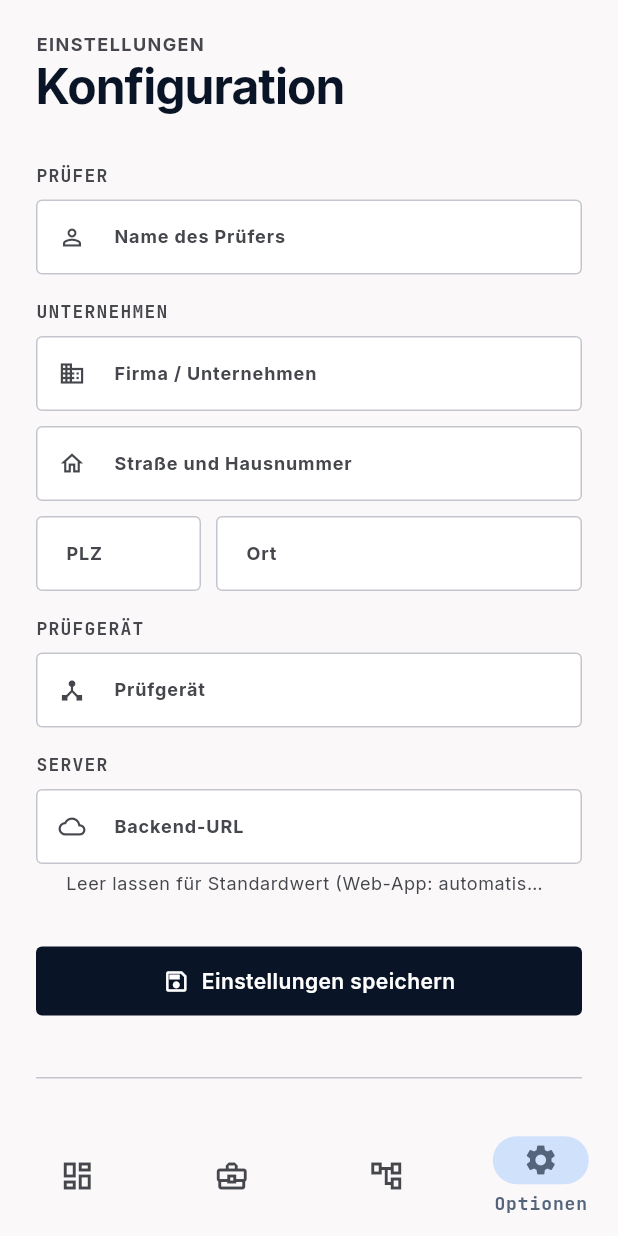
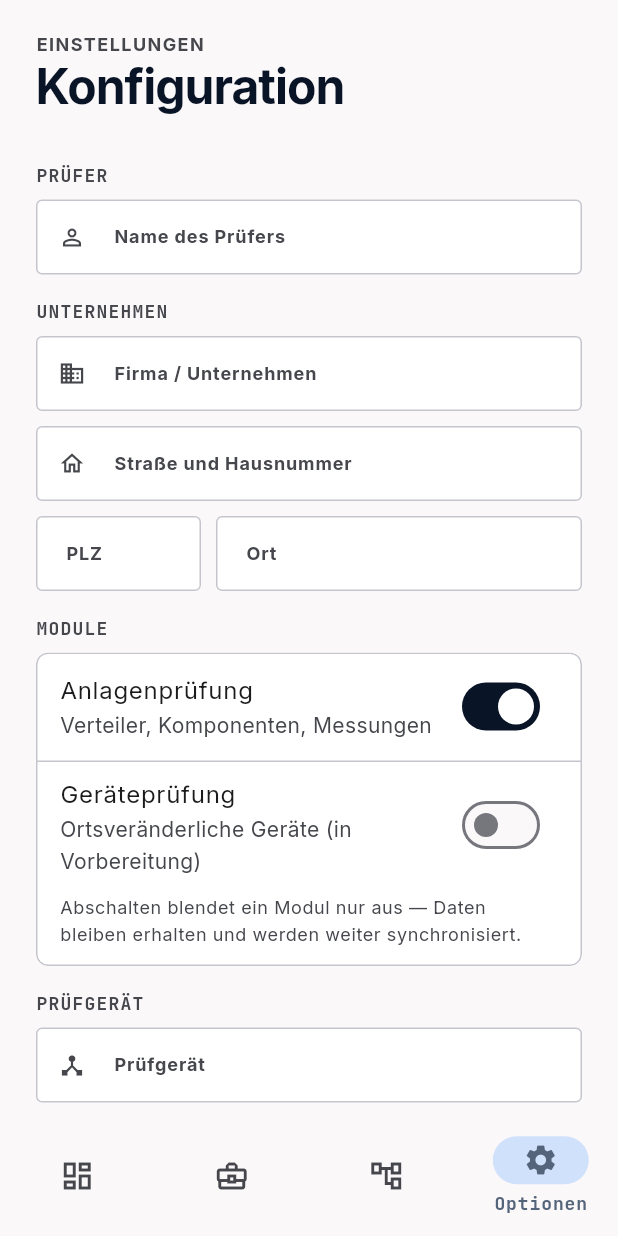
Before and after one commit to KayBeckmann/ElektraLog, a Flutter app: the screen it shows after launch, item 4 of the bottom bar chosen, on a phone screen of 412 x 824 dp. Run offline on Flutter 3.47's test engine with Material 3 defaults, Android fonts, the phone set to English and light mode, and no system bars; our stand-ins replace csv, file_picker, flutter_riverpod, go_router, google_fonts, pdf and 7 more; missing offline and left inert: bcrypt, dart_jsonwebtoken, postgres, shelf_router; generated files the repository leaves out were written again.

Commit message:
feat(app): Firmenmodule in Einstellungen, Standort, Navigation, Dashboard (M1)
ModuleNotifier lädt die Module im Company-Modus vom Server (offline:
zuletzt bekannter Stand), im Solo-Modus lokal; Bestand = nur
Anlagenprüfung. Einstellungen → Module schaltet sofort, im
Company-Modus nur für den Firmenadmin. Standort: zwei Reiter bei beiden
Modulen, direkter Inhalt bei einem, Hinweis bei keinem; Geräte-Reiter
ist ein ehrlicher Platzhalter bis M2. Ohne Anlagenprüfung sind
Struktur-Editor, Prüf-/Termin-/Protokollkarten ausgeblendet — Daten und
Sync bleiben unverändert.

Co-Authored-By: Claude Opus 5.5 <noreply@anthropic.com>

```diff
--- a/app/lib/core/api/api_service.dart
+++ b/app/lib/core/api/api_service.dart
@@ -524,4 +524,27 @@ class ApiService {
       throw Exception(msg);
     }
   }
+
+  /// Schaltet die Prüfmodule der eigenen Firma (nur Firmenadmin, siehe
+  /// Server `PUT /api/firma/module`). Liefert den neuen Stand.
+  static Future<Map<String, dynamic>> updateModule({
+    bool? anlagenpruefung,
+    bool? geraetepruefung,
+  }) async {
+    final resp = await _authPut(
+      Uri.parse('$baseUrl/firma/module'),
+      headers: await _headers(auth: true),
+      body: jsonEncode({
+        if (anlagenpruefung != null) 'anlagenpruefung': anlagenpruefung,
+        if (geraetepruefung != null) 'geraetepruefung': geraetepruefung,
+      }),
+      auth: true,
+    );
+    final body = _decodeJsonObject(resp);
+    if (resp.statusCode != 200) {
+      throw ApiException(resp.statusCode,
+          body['error'] as String? ?? 'Module konnten nicht geändert werden');
+    }
+    return body;
+  }
 }
--- /dev/null
+++ b/app/lib/core/providers/module_provider.dart
@@ -0,0 +1,128 @@
+import 'package:flutter_riverpod/flutter_riverpod.dart';
+import 'package:shared_preferences/shared_preferences.dart';
+
+import '../api/api_service.dart';
+import 'app_mode_provider.dart';
+
+/// Prüfmodule einer Firma (Roadmap Geräteprüfung M1). Ein abgeschaltetes
+/// Modul wird nur ausgeblendet — Daten bleiben lokal und auf dem Server
+/// erhalten und synchronisieren weiter.
+class FirmenModule {
+  const FirmenModule({
+    required this.anlagenpruefung,
+    required this.geraetepruefung,
+  });
+
+  /// Stand bestehender Installationen und Firmen: nur Anlagenprüfung
+  /// (Kay, 2026-11-08). Neue Firmen legt der Server mit beiden an.
+  static const bestand =
+      FirmenModule(anlagenpruefung: true, geraetepruefung: false);
+
+  final bool anlagenpruefung;
+  final bool geraetepruefung;
+
+  bool get beide => anlagenpruefung && geraetepruefung;
+  bool get keines => !anlagenpruefung && !geraetepruefung;
+
+  factory FirmenModule.fromJson(Map<String, dynamic> json) => FirmenModule(
+        anlagenpruefung: json['anlagenpruefung'] as bool? ?? true,
+        geraetepruefung: json['geraetepruefung'] as bool? ?? false,
+      );
+
+  @override
+  bool operator ==(Object other) =>
+      other is FirmenModule &&
+      other.anlagenpruefung == anlagenpruefung &&
+      other.geraetepruefung == geraetepruefung;
+
+  @override
+  int get hashCode => Object.hash(anlagenpruefung, geraetepruefung);
+}
+
+/// Server-Zugriff, in Tests ersetzbar.
+abstract class ModuleApi {
+  Future<FirmenModule?> laden();
+  Future<FirmenModule> speichern(FirmenModule module);
+}
+
+class _ServerModuleApi implements ModuleApi {
+  @override
+  Future<FirmenModule?> laden() async {
+    final module = (await ApiService.getFirma())['module'];
+    // Älterer Server ohne Module → lokaler Stand bleibt.
+    return module is Map<String, dynamic> ? FirmenModule.fromJson(module) : null;
+  }
+
+  @override
+  Future<FirmenModule> speichern(FirmenModule module) async =>
+      FirmenModule.fromJson(await ApiService.updateModule(
+        anlagenpruefung: module.anlagenpruefung,
+        geraetepruefung: module.geraetepruefung,
+      ));
+}
+
+final moduleApiProvider = Provider<ModuleApi>((ref) => _ServerModuleApi());
+
+// Getrennte Schlüssel: Solo-Einstellung und zuletzt bekannter Firmenstand
+// (für offline) überschreiben sich nicht gegenseitig.
+const _kSoloAnlagen = 'module.solo.anlagenpruefung';
+const _kSoloGeraete = 'module.solo.geraetepruefung';
+const _kFirmaAnlagen = 'module.firma.anlagenpruefung';
+const _kFirmaGeraete = 'module.firma.geraetepruefung';
+
+class ModuleNotifier extends AsyncNotifier<FirmenModule> {
+  bool get _company => ref.read(appModusProvider).valueOrNull == AppModus.company;
+
+  @override
+  Future<FirmenModule> build() async {
+    final modus = await ref.watch(appModusProvider.future);
+    final prefs = await SharedPreferences.getInstance();
+    if (modus == AppModus.solo) return _lesen(prefs, _kSoloAnlagen, _kSoloGeraete);
+
+    final zwischengespeichert = _lesen(prefs, _kFirmaAnlagen, _kFirmaGeraete);
+    try {
+      final vomServer = await ref.read(moduleApiProvider).laden();
+      if (vomServer == null) return zwischengespeichert;
+      await _schreiben(prefs, _kFirmaAnlagen, _kFirmaGeraete, vomServer);
+      return vomServer;
+    } catch (_) {
+      // Offline: zuletzt bekannter Firmenstand.
+      return zwischengespeichert;
+    }
+  }
+
+  /// Solo: lokal speichern. Firma: auf dem Server (nur Firmenadmin, der
+  /// Server lehnt andere mit [ApiException] 403 ab) und danach lokal.
+  Future<void> setzen(FirmenModule module) async {
+    final prefs = await SharedPreferences.getInstance();
+    if (_company) {
+      final gespeichert = await ref.read(moduleApiProvider).speichern(module);
+      await _schreiben(prefs, _kFirmaAnlagen, _kFirmaGeraete, gespeichert);
+      state = AsyncData(gespeichert);
+    } else {
+      await _schreiben(prefs, _kSoloAnlagen, _kSoloGeraete, module);
+      state = AsyncData(module);
+    }
+  }
+
+  static FirmenModule _lesen(SharedPreferences prefs, String anlagen, String geraete) =>
+      FirmenModule(
+        anlagenpruefung: prefs.getBool(anlagen) ?? FirmenModule.bestand.anlagenpruefung,
+        geraetepruefung: prefs.getBool(geraete) ?? FirmenModule.bestand.geraetepruefung,
+      );
+
+  static Future<void> _schreiben(
+      SharedPreferences prefs, String anlagen, String geraete, FirmenModule m) async {
+    await prefs.setBool(anlagen, m.anlagenpruefung);
+    await prefs.setBool(geraete, m.geraetepruefung);
+  }
+}
+
+final moduleProvider =
+    AsyncNotifierProvider<ModuleNotifier, FirmenModule>(ModuleNotifier.new);
+
+/// Bequemer synchroner Zugriff für die UI: solange noch geladen wird, gilt
+/// der Bestandsstand (Anlagenprüfung sichtbar, nichts verschwindet kurz).
+final aktiveModuleProvider = Provider<FirmenModule>(
+  (ref) => ref.watch(moduleProvider).valueOrNull ?? FirmenModule.bestand,
+);
--- a/app/lib/features/einstellungen/einstellungen_screen.dart
+++ b/app/lib/features/einstellungen/einstellungen_screen.dart
@@ -7,6 +7,7 @@ import '../../core/providers/app_mode_provider.dart';
 import '../../core/providers/einstellungen_provider.dart';
 import '../../core/router.dart';
 import '../../shared/theme/app_colors.dart';
+import 'module_einstellungen.dart';
 
 class EinstellungenScreen extends ConsumerStatefulWidget {
   const EinstellungenScreen({super.key});
@@ -366,6 +367,12 @@ class _EinstellungenScreenState extends ConsumerState<EinstellungenScreen> {
             ),
             const SizedBox(height: 16),
 
+            // ── Module ───────────────────────────────────────────────────
+            const _SectionLabel('MODULE'),
+            const SizedBox(height: 8),
+            const ModuleEinstellungen(),
+            const SizedBox(height: 16),
+
             // ── Prüfgerät ────────────────────────────────────────────────
             _SectionLabel('PRÜFGERÄT'),
             const SizedBox(height: 8),
--- /dev/null
+++ b/app/lib/features/einstellungen/module_einstellungen.dart
@@ -0,0 +1,93 @@
+import 'package:flutter/material.dart';
+import 'package:flutter_riverpod/flutter_riverpod.dart';
+
+import '../../core/providers/app_mode_provider.dart';
+import '../../core/providers/module_provider.dart';
+import '../../shared/theme/app_colors.dart';
+
+/// Schalter für die Prüfmodule (Roadmap Geräteprüfung M1). Wirkt sofort,
+/// nicht erst über „Einstellungen speichern“. Im Company-Modus nur für den
+/// Firmenadmin bedienbar — der Server setzt das zusätzlich durch.
+class ModuleEinstellungen extends ConsumerStatefulWidget {
+  const ModuleEinstellungen({super.key});
+
+  @override
+  ConsumerState<ModuleEinstellungen> createState() => _ModuleEinstellungenState();
+}
+
+class _ModuleEinstellungenState extends ConsumerState<ModuleEinstellungen> {
+  bool _speichert = false;
+
+  Future<void> _setzen(FirmenModule neu) async {
+    setState(() => _speichert = true);
+    final messenger = ScaffoldMessenger.of(context);
+    try {
+      await ref.read(moduleProvider.notifier).setzen(neu);
+    } catch (e) {
+      messenger.showSnackBar(SnackBar(
+        content: Text('Module nicht geändert: $e'),
+        backgroundColor: AppColors.error,
+      ));
+    } finally {
+      if (mounted) setState(() => _speichert = false);
+    }
+  }
+
+  @override
+  Widget build(BuildContext context) {
+    final module = ref.watch(aktiveModuleProvider);
+    final isCompany = ref.watch(appModusProvider).valueOrNull == AppModus.company;
+    final isAdmin = ref.watch(isAdminProvider).valueOrNull ?? false;
+    final bedienbar = (!isCompany || isAdmin) && !_speichert;
+
+    // Material statt dekoriertem Container, damit die Schalter ihre
+    // Tipp-Rückmeldung zeigen.
+    return Material(
+      color: AppColors.surfaceContainerLowest,
+      clipBehavior: Clip.antiAlias,
+      shape: RoundedRectangleBorder(
+        borderRadius: BorderRadius.circular(8),
+        side: const BorderSide(color: AppColors.outlineVariant),
+      ),
+      child: Column(
+        crossAxisAlignment: CrossAxisAlignment.start,
+        children: [
+          SwitchListTile(
+            key: const Key('modul-anlagenpruefung'),
+            title: const Text('Anlagenprüfung'),
+            subtitle: const Text('Verteiler, Komponenten, Messungen'),
+            value: module.anlagenpruefung,
+            onChanged: bedienbar
+                ? (v) => _setzen(FirmenModule(
+                    anlagenpruefung: v, geraetepruefung: module.geraetepruefung))
+                : null,
+          ),
+          const Divider(height: 1, color: AppColors.outlineVariant),
+          SwitchListTile(
+            key: const Key('modul-geraetepruefung'),
+            title: const Text('Geräteprüfung'),
+            subtitle: const Text('Ortsveränderliche Geräte (in Vorbereitung)'),
+            value: module.geraetepruefung,
+            onChanged: bedienbar
+                ? (v) => _setzen(FirmenModule(
+                    anlagenpruefung: module.anlagenpruefung, geraetepruefung: v))
+                : null,
+          ),
+          Padding(
+            padding: const EdgeInsets.fromLTRB(16, 4, 16, 12),
+            child: Text(
+              isCompany && !isAdmin
+                  ? 'Nur der Firmenadmin kann Module umschalten.'
+                  : 'Abschalten blendet ein Modul nur aus — Daten bleiben '
+                      'erhalten und werden weiter synchronisiert.',
+              style: Theme.of(context)
+                  .textTheme
+                  .bodySmall
+                  ?.copyWith(color: AppColors.onSurfaceVariant),
+            ),
+          ),
+        ],
+      ),
+    );
+  }
+}
--- a/app/lib/shared/widgets/app_scaffold.dart
+++ b/app/lib/shared/widgets/app_scaffold.dart
@@ -7,6 +7,7 @@ import '../theme/app_colors.dart';
 import '../../core/router.dart';
 import '../../core/providers/app_mode_provider.dart';
 import '../../core/providers/isar_provider.dart';
+import '../../core/providers/module_provider.dart';
 import '../../core/sync/sync_service.dart';
 // isAdminProvider kommt aus app_mode_provider
 
@@ -65,14 +66,17 @@ const _teamNavItem = _NavItem(
 );
 
 List<_NavItem> _buildNavItems(
-    {required bool isCompany, required bool isAdmin}) {
-  if (!isCompany || !isAdmin) return _baseNavItems;
-  // Im Company-Modus als Admin: Team vor Einstellungen einfügen
+    {required bool isCompany,
+    required bool isAdmin,
+    bool anlagenAktiv = true}) {
   return [
     _baseNavItems[0],
     _baseNavItems[1],
-    _baseNavItems[2],
-    _teamNavItem,
+    // Struktur-Editor (Verteiler) gehört zur Anlagenprüfung — bei
+    // abgeschaltetem Modul ausblenden (Daten bleiben erhalten).
+    if (anlagenAktiv) _baseNavItems[2],
+    // Im Company-Modus als Admin: Team vor Einstellungen einfügen
+    if (isCompany && isAdmin) _teamNavItem,
     _baseNavItems[3],
   ];
 }
@@ -223,7 +227,10 @@ class _DesktopDrawerState extends ConsumerState<_DesktopDrawer> {
     final isCompany =
         ref.watch(appModusProvider).valueOrNull == AppModus.company;
     final isAdmin = ref.watch(isAdminProvider).valueOrNull ?? false;
-    final navItems = _buildNavItems(isCompany: isCompany, isAdmin: isAdmin);
+    final navItems = _buildNavItems(
+        isCompany: isCompany,
+        isAdmin: isAdmin,
+        anlagenAktiv: ref.watch(aktiveModuleProvider).anlagenpruefung);
 
     return SizedBox(
       width: _kDrawerWidth,
@@ -506,6 +513,7 @@ class _MobileShell extends ConsumerWidget {
         location: location,
         isCompany: isCompany,
         isAdmin: isAdmin,
+        anlagenAktiv: ref.watch(aktiveModuleProvider).anlagenpruefung,
         onNavigate: (route) => context.go(route),
       ),
     );
@@ -518,17 +526,20 @@ class MobileAppNavigation extends StatelessWidget {
     required this.location,
     required this.isCompany,
     required this.isAdmin,
+    this.anlagenAktiv = true,
     required this.onNavigate,
   });
 
   final String location;
   final bool isCompany;
   final bool isAdmin;
+  final bool anlagenAktiv;
   final ValueChanged<String> onNavigate;
 
   @override
   Widget build(BuildContext context) {
-    final navItems = _buildNavItems(isCompany: isCompany, isAdmin: isAdmin);
+    final navItems = _buildNavItems(
+        isCompany: isCompany, isAdmin: isAdmin, anlagenAktiv: anlagenAktiv);
     return NavigationBar(
       selectedIndex: _selectedIndex(location, navItems),
       labelBehavior: NavigationDestinationLabelBehavior.onlyShowSelected,
```
Also changed, not shown: app/lib/features/dashboard/dashboard_screen.dart (+17 -5 lines), app/lib/features/struktur/standort_detail_screen.dart (+187 -67 lines), 4 other files.
